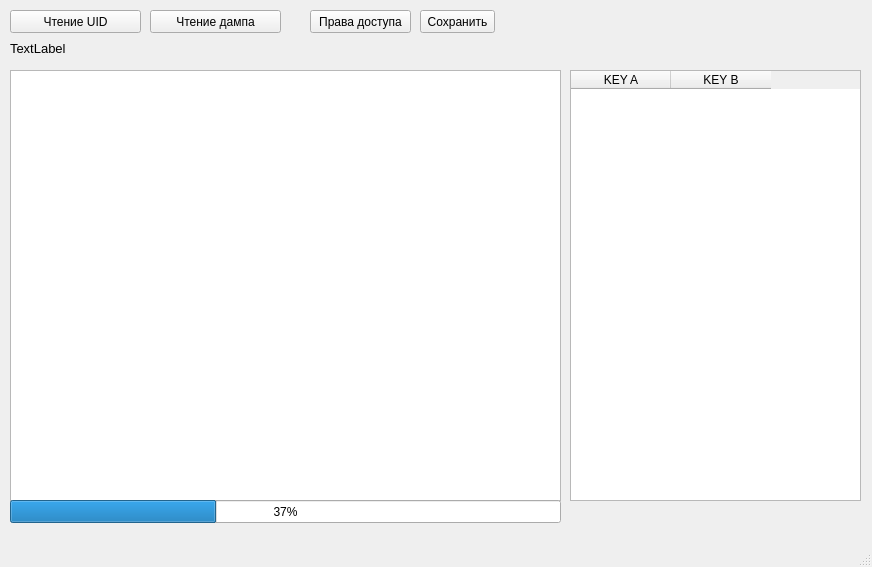
Above: mainform.ui from student-proger/rfid before the change. Below: the same form after it.
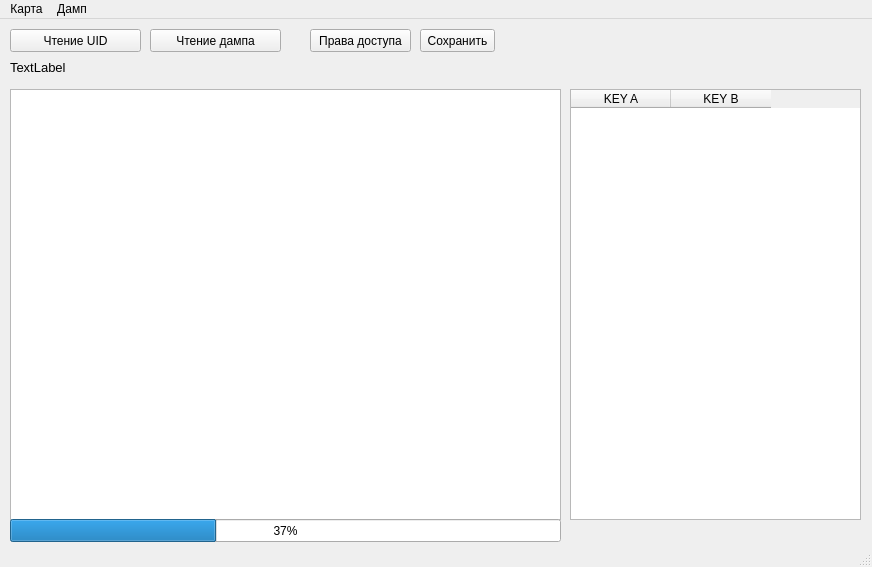
That is the form after the change.

Diff of the .ui file:
```diff
--- a/mainform.ui
+++ b/mainform.ui
@@ -147,6 +147,22 @@
      <height>21</height>
     </rect>
    </property>
+   <widget class="QMenu" name="menu">
+    <property name="title">
+     <string>Карта</string>
+    </property>
+    <addaction name="action_readUID"/>
+    <addaction name="action_readMemory"/>
+   </widget>
+   <widget class="QMenu" name="menu_2">
+    <property name="title">
+     <string>Дамп</string>
+    </property>
+    <addaction name="action_saveDump"/>
+    <addaction name="action_readDump"/>
+   </widget>
+   <addaction name="menu"/>
+   <addaction name="menu_2"/>
   </widget>
   <widget class="QStatusBar" name="statusbar"/>
  </widget>
```
Left out of the diff: 20 changed lines with no effect on the pictures.
